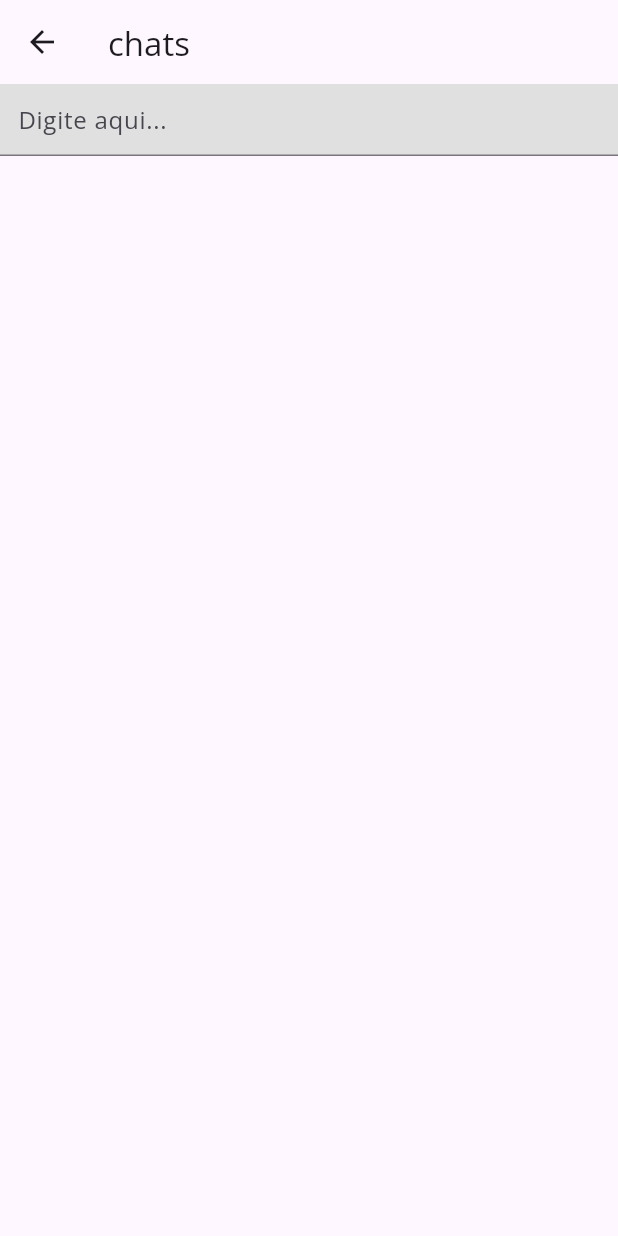
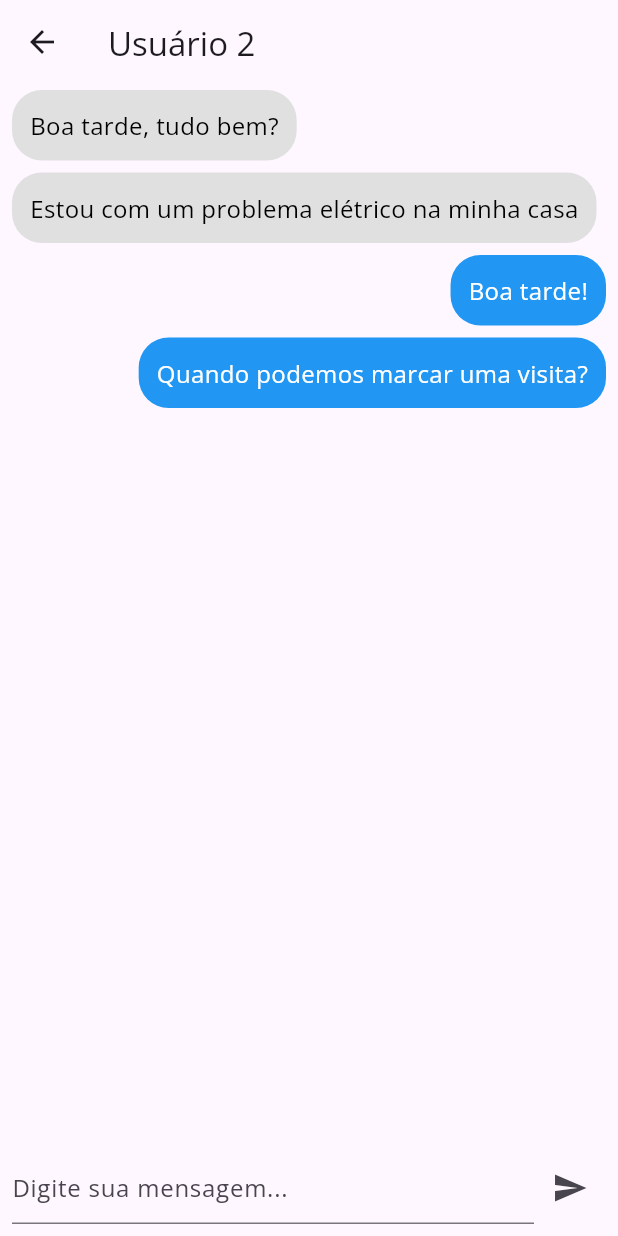
Before and after one commit to FabioPompolo/meindica, a Flutter app: the ChatScreen screen opened directly, on a phone screen of 412 x 824 dp. Run offline on Flutter 3.47's test engine with Material 3 defaults, Android fonts, the phone set to English and light mode, and no system bars; our stand-ins replace google_fonts.

Commit message:
adição da tela de chat e histórico de conversas

```diff
--- a/lib/chat.dart
+++ b/lib/chat.dart
@@ -1,19 +1,132 @@
 import 'package:flutter/material.dart';
 
-class ChatScreen extends StatelessWidget {
+void main() {
+  runApp(const ChatApp());
+}
+
+class ChatApp extends StatelessWidget {
+  const ChatApp({super.key});
+  @override
+  Widget build(BuildContext context) {
+    return MaterialApp(
+      title: 'Chat App',
+      theme: ThemeData(
+        primarySwatch: Colors.blue,
+        visualDensity: VisualDensity.adaptivePlatformDensity,
+      ),
+      home: const ChatScreen(),
+    );
+  }
+}
+
+class ChatScreen extends StatefulWidget {
   const ChatScreen({super.key});
+  @override
+  _ChatScreenState createState() => _ChatScreenState();
+}
+
+class _ChatScreenState extends State<ChatScreen> {
+  final List<Message> _messages = [
+    Message(text: "Boa tarde, tudo bem?", sender: MessageType.receiver),
+    Message(
+        text: "Estou com um problema elétrico na minha casa",
+        sender: MessageType.receiver),
+    Message(text: "Boa tarde!", sender: MessageType.sender),
+    Message(
+        text: "Quando podemos marcar uma visita?", sender: MessageType.sender),
+  ];
+
+  final TextEditingController _textController = TextEditingController();
+
+  void _sendMessage(String message) {
+    setState(() {
+      _messages.add(Message(text: message, sender: MessageType.sender));
+    });
+    _textController.clear();
+  }
 
   @override
-  Widget build(BuildContext context) => Scaffold(
-      appBar: AppBar(title: const Text('chats')),
-      body: Column(children: [
-        Container(
-          color: Colors.grey.shade300,
-          child: const TextField(
-            decoration: InputDecoration(
-                contentPadding: EdgeInsets.all(12),
-                hintText: ('Digite aqui...')),
+  Widget build(BuildContext context) {
+    return Scaffold(
+      appBar: AppBar(
+        title: const Text('Usuário 2'),
+      ),
+      body: Column(
+        children: <Widget>[
+          Expanded(
+            child: ListView.builder(
+              itemCount: _messages.length,
+              itemBuilder: (context, index) {
+                final message = _messages[index];
+                return ChatBubble(
+                  message: message,
+                );
+              },
+            ),
           ),
-        )
-      ]));
+          Padding(
+            padding: const EdgeInsets.all(8.0),
+            child: Row(
+              children: <Widget>[
+                Expanded(
+                  child: TextField(
+                    controller: _textController,
+                    decoration: const InputDecoration(
+                      hintText: 'Digite sua mensagem...',
+                    ),
+                  ),
+                ),
+                IconButton(
+                  icon: const Icon(Icons.send),
+                  onPressed: () {
+                    if (_textController.text.isNotEmpty) {
+                      _sendMessage(_textController.text);
+                    }
+                  },
+                ),
+              ],
+            ),
+          ),
+        ],
+      ),
+    );
+  }
 }
+
+enum MessageType { sender, receiver }
+
+class Message {
+  final String text;
+  final MessageType sender;
+
+  Message({required this.text, required this.sender});
+}
+
+class ChatBubble extends StatelessWidget {
+  final Message message;
+
+  const ChatBubble({required this.message});
+
+  @override
+  Widget build(BuildContext context) {
+    final isSender = message.sender == MessageType.sender;
+    return Align(
+      alignment: isSender ? Alignment.centerRight : Alignment.centerLeft,
+      child: Container(
+        margin: const EdgeInsets.symmetric(vertical: 4, horizontal: 8),
+        padding: const EdgeInsets.all(12),
+        decoration: BoxDecoration(
+          color: isSender ? Colors.blue : Colors.grey[300],
+          borderRadius: BorderRadius.circular(20),
+        ),
+        child: Text(
+          message.text,
+          style: TextStyle(
+            color: isSender ? Colors.white : Colors.black,
+            fontSize: 16,
+          ),
+        ),
+      ),
+    );
+  }
+}
```
Also changed, not shown: lib/historico.dart (+60 -12 lines), lib/list_screen.dart (+26 -8 lines), lib/profile.dart (+0 -12 lines).
